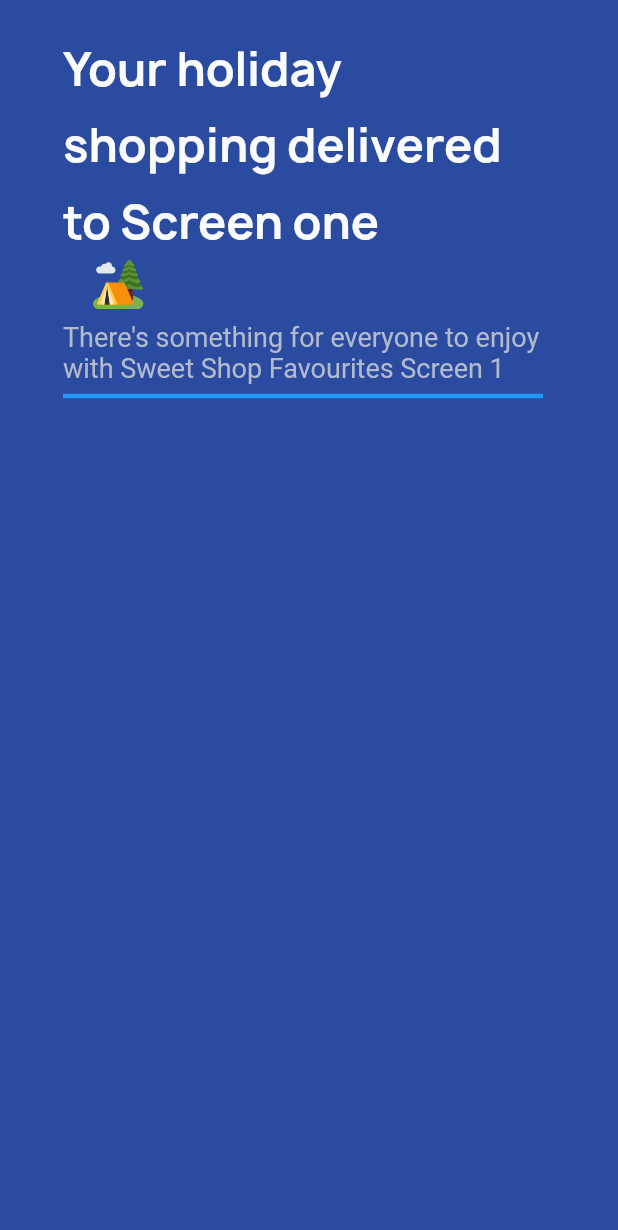
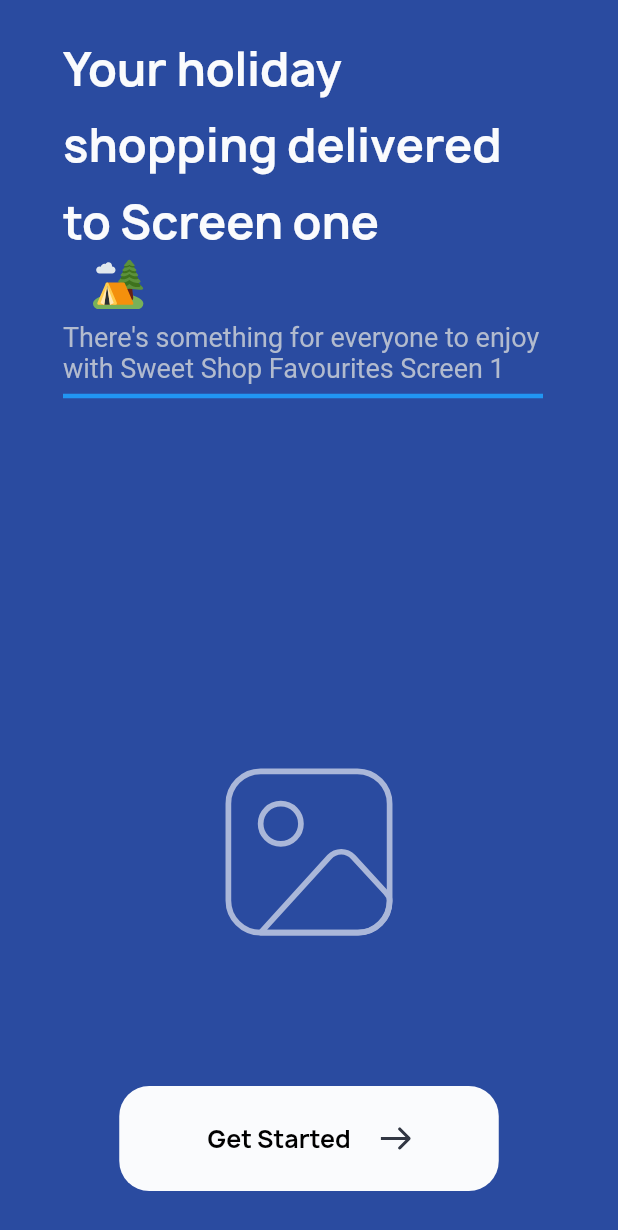
Before and after one commit to Suhaibusman/miniappflutter, a Flutter app: the screen it shows after launch, on a phone screen of 412 x 824 dp. Shown: the top 1230 px of the screen. Run offline on Flutter 3.47's test engine with Material 2 defaults, Android fonts, the phone set to English and light mode, and no system bars; our stand-ins replace flutter_svg.

Commit message:
mini app

```diff
--- a/lib/screens/onBoarding/on_board.dart
+++ b/lib/screens/onBoarding/on_board.dart
@@ -2,8 +2,9 @@
 
 import 'package:flutter/material.dart';
 import 'package:flutter_svg/flutter_svg.dart';
-import 'package:miniapp/screens/onBoarding/widgets/text.dart';
+
 import 'package:miniapp/screens/onBoarding/widgets/topdata.dart';
+import 'package:miniapp/widgets/buttons.dart';
 
 class OnBoardingScreen extends StatefulWidget {
   const OnBoardingScreen({super.key});
@@ -15,12 +16,19 @@
 class _OnBoardingScreenState extends State<OnBoardingScreen> {
   @override
   Widget build(BuildContext context) {
-    return const Scaffold(
-           backgroundColor: Color(0xff2A4BA0),
+    return  Scaffold(
+           backgroundColor: const Color(0xff2A4BA0),
            body: SafeArea(
             child: Column(
+              mainAxisAlignment: MainAxisAlignment.spaceBetween,
               children: [
-                TopData()
+
+                 const TopData(),
+                 SvgPicture.asset("assets/images/Image Icon.svg",height: 129,),
+                 Padding(
+                   padding: const EdgeInsets.only(bottom: 30),
+                   child: CustomButtonWidget(buttonText: "Get Started", onPressed: (){}, buttonHeight: 70, buttonWidth: 253, backgroundColor: const Color(0xffFAFBFD), fontColor: Colors.black, iconimage: "assets/images/Arrow 4.svg",),
+                 )
               ],
             ),
            )
--- a/lib/widgets/buttons.dart
+++ b/lib/widgets/buttons.dart
@@ -1,8 +1,7 @@
+import 'package:flutter/material.dart';
+import 'package:flutter_svg/flutter_svg.dart';
 
-
-import 'package:flutter/material.dart';
-
-class CustomButtonWidget extends StatefulWidget {
+class CustomButtonWidget extends StatelessWidget {
   final String buttonText;
   final void Function() onPressed;
 
@@ -10,32 +9,40 @@
   final double buttonWidth;
   final Color backgroundColor;
   final Color fontColor;
-  final IconData? icondata;
-  const CustomButtonWidget(
-      {super.key, required this.buttonText, required this.onPressed, required this.buttonHeight, required this.buttonWidth, required this.backgroundColor, required this.fontColor, this.icondata,});
+  final String? iconimage;
+  // final IconData? icondata;
+  const CustomButtonWidget({
+    super.key,
+    required this.buttonText,
+    required this.onPressed,
+    required this.buttonHeight,
+    required this.buttonWidth,
+    required this.backgroundColor,
+    required this.fontColor, this.iconimage,
+    // this.icondata,
+  });
 
   @override
-  State<CustomButtonWidget> createState() => _CustomButtonWidgetState();
-}
-
-class _CustomButtonWidgetState extends State<CustomButtonWidget> {
-  @override
   Widget build(BuildContext context) {
-    return ElevatedButton(
-      onPressed: widget.onPressed,
-     style: ElevatedButton.styleFrom(
-      elevation: 0,
-      backgroundColor: widget.backgroundColor,
-minimumSize:  Size(widget.buttonWidth, widget.buttonHeight),
-shape: RoundedRectangleBorder(
-      borderRadius: BorderRadius.circular(20),
-    ),
-  ),
-      child: Wrap(
-        children: [
-          Text(widget.buttonText ,style:  TextStyle(fontFamily: "OpenSans", fontSize: 16,fontWeight: FontWeight.bold ,color: widget.fontColor),),
-           Icon(widget.icondata!, color: Colors.black,)
-        ],
+    return GestureDetector(
+      onTap: onPressed,
+      child: Container(
+        height: buttonHeight,
+        width: buttonWidth,
+        decoration: BoxDecoration(
+          color: backgroundColor,
+          borderRadius: const BorderRadius.all(Radius.circular(20)),
+        ),
+        child: Row(
+          mainAxisAlignment: MainAxisAlignment.center,
+          children: [
+            Center(child: Text(buttonText ,style:  TextStyle(fontFamily: "Manrope", fontSize: 16,fontWeight: FontWeight.w600 ,color: fontColor),)),
+             Padding(
+               padding: const EdgeInsets.only(left: 20),
+               child: SvgPicture.asset(iconimage!),
+             )
+          ],
+        ),
       ),
     );
   }
```
